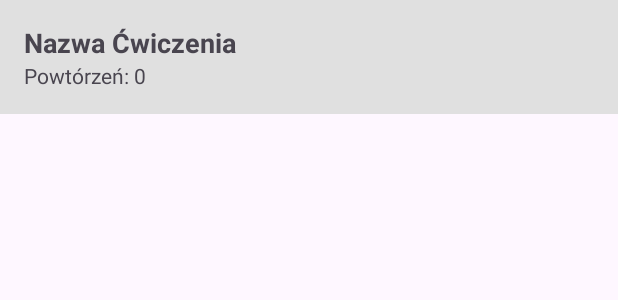
After one commit to BartkW122/DziennikTreningowy, an Android app: the layout item_training.xml on its own in the app's theme, with its tools: preview values and no code run, on a phone screen of 412 x 824 dp. The commit adds this screen. Shown: the top 300 px of the screen. Run offline under Robolectric (Android 15) with nearby library versions, the phone set to English and light mode, and no system bars.

Commit message:
dodanie wyswietlania zawartosci tabeli

```diff
--- a/app/build.gradle.kts
+++ b/app/build.gradle.kts
@@ -37,6 +37,7 @@ dependencies {
     implementation(libs.material)
     implementation(libs.activity)
     implementation(libs.constraintlayout)
+    implementation(libs.recyclerview)
     testImplementation(libs.junit)
     androidTestImplementation(libs.ext.junit)
     androidTestImplementation(libs.espresso.core)
--- /dev/null
+++ b/app/src/main/res/layout/item_training.xml
@@ -0,0 +1,23 @@
+<?xml version="1.0" encoding="utf-8"?>
+<LinearLayout xmlns:android="http://schemas.android.com/apk/res/android"
+    android:layout_width="match_parent"
+    android:layout_height="wrap_content"
+    android:orientation="vertical"
+    android:padding="16dp"
+    android:background="#E0E0E0"
+    android:layout_marginBottom="8dp">
+
+    <TextView
+        android:id="@+id/textName"
+        android:layout_width="wrap_content"
+        android:layout_height="wrap_content"
+        android:textStyle="bold"
+        android:textSize="18sp"
+        android:text="Nazwa Ćwiczenia" />
+
+    <TextView
+        android:id="@+id/textReps"
+        android:layout_width="wrap_content"
+        android:layout_height="wrap_content"
+        android:text="Powtórzeń: 0" />
+</LinearLayout>
--- a/gradle/libs.versions.toml
+++ b/gradle/libs.versions.toml
@@ -7,6 +7,7 @@ appcompat = "1.7.1"
 material = "1.13.0"
 activity = "1.12.0"
 constraintlayout = "2.2.1"
+recyclerview = "1.4.0"
 
 [libraries]
 junit = { group = "junit", name = "junit", version.ref = "junit" }
@@ -16,6 +17,7 @@ appcompat = { group = "androidx.appcompat", name = "appcompat", version.ref = "a
 material = { group = "com.google.android.material", name = "material", version.ref = "material" }
 activity = { group = "androidx.activity", name = "activity", version.ref = "activity" }
 constraintlayout = { group = "androidx.constraintlayout", name = "constraintlayout", version.ref = "constraintlayout" }
+recyclerview = { group = "androidx.recyclerview", name = "recyclerview", version.ref = "recyclerview" }
 
 [plugins]
 android-application = { id = "com.android.application", version.ref = "agp" }
```
Also changed, not shown: app/src/main/AndroidManifest.xml (+10 -0 lines), app/src/main/java/com/example/dzienniktreningowy/AddTrainingActivity.java (added, +90 -0 lines), app/src/main/java/com/example/dzienniktreningowy/MainActivity.java (+43 -63 lines), app/src/main/java/com/example/dzienniktreningowy/Training.java (added, +14 -0 lines), app/src/main/java/com/example/dzienniktreningowy/TrainingAdapter.java (added, +47 -0 lines), app/src/main/res/layout/activity_main.xml (+14 -10 lines).
